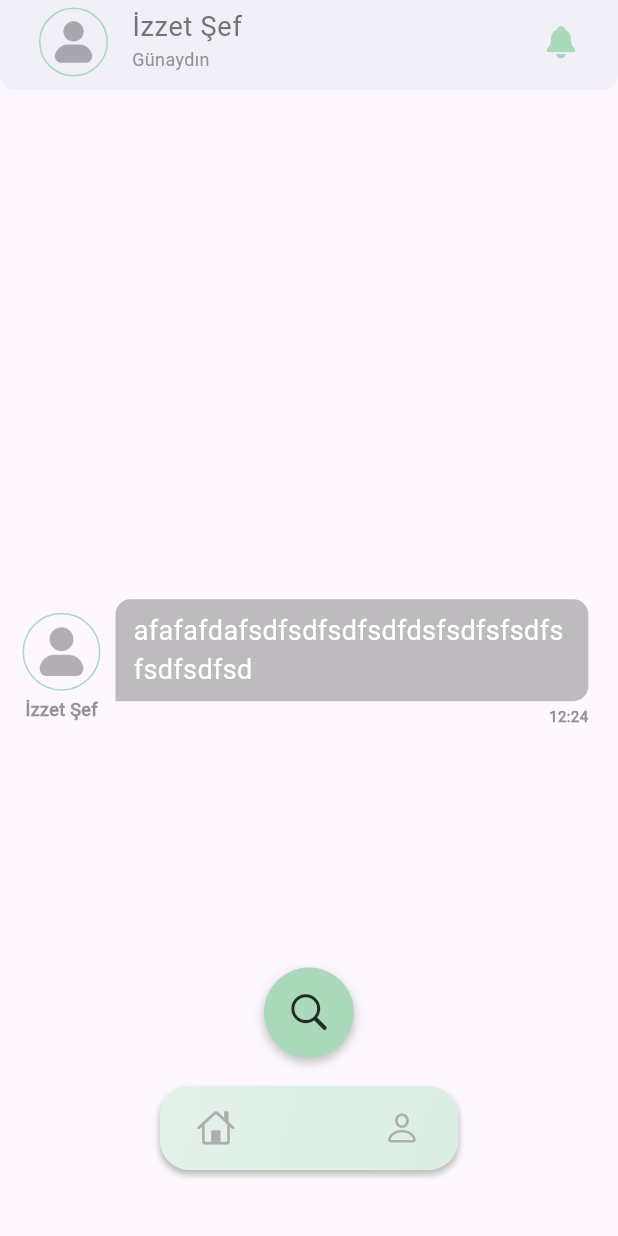
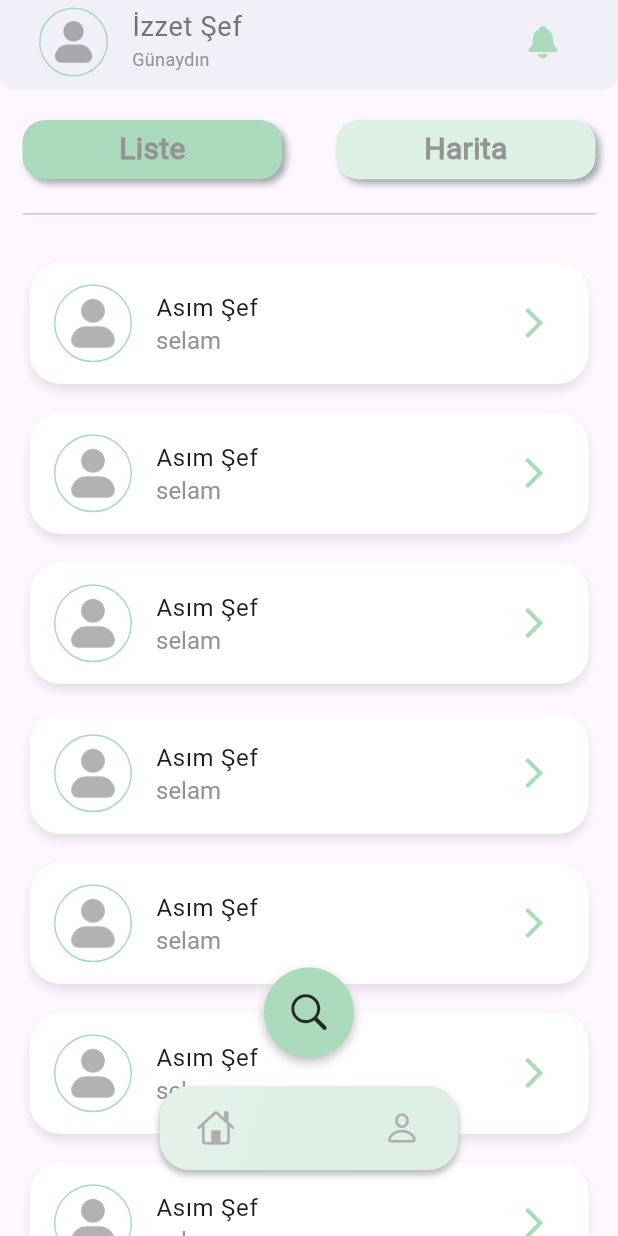
Before and after one commit to izzetJmy/locale_chat, a Flutter app: the screen it shows after launch, on a phone screen of 412 x 824 dp. Run offline on Flutter 3.47's test engine with Material 3 defaults, Android fonts, the light colour scheme and no system bars.

Commit message:
search page ve bildirimler sayfası oluşturuldu.

```diff
--- a/lib/comopnents/my_appbar.dart
+++ b/lib/comopnents/my_appbar.dart
@@ -13,13 +13,14 @@ class MyAppBar extends StatelessWidget implements PreferredSizeWidget {
       backgroundColor: Colors.white,
       leading: leading,
       title: title,
-      leadingWidth: 150,
       actions: actions,
       elevation: 4,
       shape: const RoundedRectangleBorder(
-          borderRadius: BorderRadius.only(
-              bottomLeft: Radius.circular(10),
-              bottomRight: Radius.circular(10))),
+        borderRadius: BorderRadius.only(
+          bottomLeft: Radius.circular(10),
+          bottomRight: Radius.circular(10),
+        ),
+      ),
     );
   }
 
--- a/lib/comopnents/my_button.dart
+++ b/lib/comopnents/my_button.dart
@@ -4,7 +4,8 @@ class MyButton extends StatelessWidget {
   final void Function() onPressed;
   final String buttonText;
   final TextStyle textStyle;
-  final Color buttonColor;
+  final Color? buttonColor;
+  final Gradient? buttonGradient;
   final double width;
   final double height;
   const MyButton({
@@ -15,18 +16,22 @@ class MyButton extends StatelessWidget {
     required this.onPressed,
     required this.buttonText,
     required this.textStyle,
+    this.buttonGradient,
   });
 
   @override
   Widget build(BuildContext context) {
     return InkWell(
       onTap: onPressed,
+      highlightColor: Colors.transparent,
+      splashColor: Colors.transparent,
       child: Container(
         alignment: Alignment.center,
         height: height,
         width: width,
         decoration: BoxDecoration(
           color: buttonColor,
+          gradient: buttonGradient,
           borderRadius: BorderRadius.circular(15),
           boxShadow: [
             BoxShadow(
--- a/lib/comopnents/my_profile_card.dart
+++ b/lib/comopnents/my_profile_card.dart
@@ -3,20 +3,22 @@ import 'package:locale_chat/constants/text_style.dart';
 
 class MyProfileCard extends StatelessWidget {
   final Widget leading;
-  final Widget tittleText;
+  final Widget? tittleText;
+  final TextStyle? profileCardTittleTextStyle;
   final Widget? subtittleText;
-  final Widget trailing;
+  final Widget? trailing;
   final double height;
   final void Function()? onTap;
 
   const MyProfileCard({
     super.key,
     required this.leading,
-    required this.tittleText,
+    this.tittleText,
     this.subtittleText,
-    required this.trailing,
+    this.trailing,
     required this.height,
     this.onTap,
+    this.profileCardTittleTextStyle,
   });
 
   @override
@@ -30,7 +32,7 @@ class MyProfileCard extends StatelessWidget {
         border: Border.all(width: 0, color: Colors.white),
         boxShadow: [
           BoxShadow(
-            blurRadius: 20,
+            blurRadius: 5,
             color: Colors.black.withOpacity(0.1),
             offset: const Offset(0, 4),
             spreadRadius: 0,
--- a/lib/constants/text_style.dart
+++ b/lib/constants/text_style.dart
@@ -46,7 +46,7 @@ TextStyle profileCardTittleTextStyle = const TextStyle(
   fontFamily: 'Roboto',
   fontSize: 20,
   fontWeight: FontWeight.w600,
-  color: Color(0xff939393),
+  color: Color.fromARGB(255, 149, 146, 146),
 );
 TextStyle profileCardSubTittleTextStyle = const TextStyle(
   fontFamily: 'Roboto',
@@ -66,3 +66,21 @@ TextStyle appBarSubTitleTextStyle = const TextStyle(
   fontWeight: FontWeight.w100,
   color: Color(0xff939393),
 );
+
+TextStyle homePageButtontitleTextStyle = const TextStyle(
+  fontFamily: 'Roboto',
+  fontSize: 20,
+  fontWeight: FontWeight.w600,
+  color: Color(0xff939393),
+);
+TextStyle homePageTitleTextStyle = const TextStyle(
+  fontFamily: 'Roboto',
+  fontSize: 20,
+  color: Color(0xff939393),
+);
+TextStyle homePageSubtitleTextStyle = const TextStyle(
+  fontFamily: 'Roboto',
+  fontSize: 20,
+  fontWeight: FontWeight.w600,
+  color: Color(0xff939393),
+);
--- /dev/null
+++ b/lib/helper/ui_helper.dart
@@ -0,0 +1,11 @@
+import 'package:flutter/material.dart';
+
+class UIHelper {
+  static double getDeviceHeight(BuildContext context) {
+    return MediaQuery.of(context).size.height;
+  }
+
+  static double getDeviceWith(BuildContext context) {
+    return MediaQuery.of(context).size.width;
+  }
+}
--- a/lib/pages/control_page.dart
+++ b/lib/pages/control_page.dart
@@ -9,6 +9,7 @@ import 'package:locale_chat/constants/colors.dart';
 import 'package:locale_chat/constants/text_style.dart';
 import 'package:locale_chat/model/nav_model.dart';
 import 'package:locale_chat/pages/home_page/home_page.dart';
+import 'package:locale_chat/pages/notification_pages/notification_page.dart';
 import 'package:locale_chat/pages/profile_page/profile_page.dart';
 import 'package:locale_chat/pages/search_page/search_page.dart';
 
@@ -64,7 +65,6 @@ class _ControlPageState extends State<ControlPage> {
             ? MyAppBar(
                 title: ListTile(
                   contentPadding: const EdgeInsets.all(10),
-                  titleAlignment: ListTileTitleAlignment.center,
                   leading: const ProfileInfo(
                     image_path: 'assets/images/user_avatar.png',
                     image_radius: 17,
@@ -77,9 +77,14 @@ class _ControlPageState extends State<ControlPage> {
                     'Günaydın',
                     style: appBarSubTitleTextStyle,
                   ),
-                  trailing: Icon(
-                    CupertinoIcons.bell_fill,
+                  trailing: IconButton(
                     color: backgroundColor,
+                    icon: Icon(CupertinoIcons.bell_fill),
+                    onPressed: () => Navigator.push(
+                        context,
+                        MaterialPageRoute(
+                          builder: (context) => const NotificationPage(),
+                        )),
                   ),
                 ),
               )
--- /dev/null
+++ b/lib/pages/notification_pages/notification_page.dart
@@ -0,0 +1,45 @@
+import 'package:flutter/cupertino.dart';
+import 'package:flutter/material.dart';
+import 'package:locale_chat/comopnents/my_appbar.dart';
+import 'package:locale_chat/comopnents/my_profile_card.dart';
+import 'package:locale_chat/constants/colors.dart';
+import 'package:locale_chat/constants/text_style.dart';
+
+class NotificationPage extends StatelessWidget {
+  const NotificationPage({super.key});
+
+  @override
+  Widget build(BuildContext context) {
+    return Scaffold(
+      appBar: MyAppBar(
+        leading: IconButton(
+          icon: const Icon(Icons.arrow_back_ios),
+          color: backgroundColor,
+          onPressed: () => Navigator.pop(context),
+        ),
+        title: Text('Ayarlar', style: homePageTitleTextStyle),
+      ),
+      body: Padding(
+        padding: const EdgeInsets.only(top: 20, left: 15, right: 15),
+        child: ListView.builder(
+          scrollDirection: Axis.vertical,
+          shrinkWrap: true,
+          itemCount: 5,
+          itemBuilder: (context, index) {
+            return Padding(
+              padding: const EdgeInsets.only(bottom: 20, left: 10, right: 10),
+              child: MyProfileCard(
+                  leading: Icon(
+                    CupertinoIcons.bell_fill,
+                    color: backgroundColor,
+                  ),
+                  tittleText: const Text('denemedenemdenemedenemedeneme'),
+                  profileCardTittleTextStyle: profileCardSubTittleTextStyle,
+                  height: 80),
+            );
+          },
+        ),
+      ),
+    );
+  }
+}
--- a/lib/pages/search_page/search_page.dart
+++ b/lib/pages/search_page/search_page.dart
@@ -1,24 +1,150 @@
+import 'package:flutter/cupertino.dart';
 import 'package:flutter/material.dart';
-import 'package:locale_chat/comopnents/chat_components/my_group_chat.dart';
+import 'package:locale_chat/comopnents/my_button.dart';
+import 'package:locale_chat/comopnents/my_profile_card.dart';
+import 'package:locale_chat/comopnents/profile_info.dart';
+import 'package:locale_chat/constants/colors.dart';
+import 'package:locale_chat/constants/text_style.dart';
+import 'package:locale_chat/helper/ui_helper.dart';
 
-class SearchPage extends StatelessWidget {
+class SearchPage extends StatefulWidget {
   const SearchPage({super.key});
 
   @override
+  State<SearchPage> createState() => _SearchPageState();
+}
+
+class _SearchPageState extends State<SearchPage> {
+  final listContainerNavKey = GlobalKey<NavigatorState>();
+  final mapContainerNavKey = GlobalKey<NavigatorState>();
+  List<Widget> screens = [];
+  @override
+  void initState() {
+    screens = [listScreen(), mapScreen()];
+    super.initState();
+  }
+
+  int selectedIndex = 0;
+  bool isEmpty = false;
+  @override
   Widget build(BuildContext context) {
-    return const Scaffold(
-      body: Center(
-        child: Padding(
-          padding: EdgeInsets.all(15.0),
-          child: MyGroupChat(
-            title: 'afafafdafsdfsdfsdfsdfdsfsdfsfsdfsfsdfsdfsd',
-            leftOrRight: false,
-            time: '12:24',
-            userImage: 'assets/images/user_avatar.png',
-            userName: 'İzzet Şef',
-          ),
+    return Scaffold(
+      body: Container(
+        padding: const EdgeInsets.only(top: 20, left: 15, right: 15),
+        child: Column(
+          children: [
+            Row(
+              mainAxisAlignment: MainAxisAlignment.center,
+              children: [
+                //List Button
+                MyButton(
+                    width: UIHelper.getDeviceWith(context) * 0.42,
+                    height: UIHelper.getDeviceHeight(context) * 0.048,
+                    buttonColor: selectedIndex == 0
+                        ? backgroundColor
+                        : const Color(0xffDDF0E4),
+                    onPressed: () {
+                      setState(() {
+                        selectedIndex = 0;
+                      });
+                    },
+                    buttonText: 'Liste',
+                    textStyle: homePageButtontitleTextStyle),
+                const Spacer(),
+                //Map Button
+                MyButton(
+                    width: UIHelper.getDeviceWith(context) * 0.42,
+                    height: UIHelper.getDeviceHeight(context) * 0.048,
+                    buttonColor: selectedIndex == 1
+                        ? backgroundColor
+                        : const Color(0xffDDF0E4),
+                    onPressed: () {
+                      setState(() {
+                        selectedIndex = 1;
+                      });
+                    },
+                    buttonText: 'Harita',
+                    textStyle: homePageButtontitleTextStyle)
+              ],
+            ),
+            const Padding(
+              padding: EdgeInsets.symmetric(vertical: 15),
+              child: Divider(
+                thickness: 1,
+                color: Color(0xffCBCBCB),
+              ),
+            ),
+            //Where the list and map were created
+            Expanded(
+              child: IndexedStack(
+                index: selectedIndex,
+                children: screens
+                    .map(
+                      (page) => Navigator(
+                        onGenerateInitialRoutes: (navigator, initialRoute) {
+                          return [
+                            MaterialPageRoute(builder: (context) => page),
+                          ];
+                        },
+                      ),
+                    )
+                    .toList(),
+              ),
+            ),
+          ],
         ),
       ),
     );
   }
+
+  Widget listScreen() {
+    return isEmpty
+        ? Padding(
+            padding: const EdgeInsets.only(bottom: 100),
+            child: Column(
+              mainAxisAlignment: MainAxisAlignment.center,
+              crossAxisAlignment: CrossAxisAlignment.center,
+              children: [
+                Text(
+                  'Yakınlardaki insanları bulmak için',
+                  style: homePageTitleTextStyle,
+                ),
+                Text(
+                  'Hemen arama yap!',
+                  style: homePageSubtitleTextStyle,
+                )
+              ],
+            ),
+          )
+        : ListView.builder(
+            scrollDirection: Axis.vertical,
+            shrinkWrap: true,
+            itemCount: 10,
+            itemBuilder: (context, index) {
+              return Padding(
+                padding:
+                    const EdgeInsets.symmetric(vertical: 10, horizontal: 5),
+                child: MyProfileCard(
+                    leading: const ProfileInfo(
+                        image_path: 'assets/images/user_avatar.png'),
+                    tittleText: Text('Asım Şef'),
+                    subtittleText: Text('selam'),
+                    trailing: Icon(
+                      Icons.arrow_forward_ios,
+                      color: backgroundColor,
+                    ),
+                    height: 80),
+              );
+            },
+          );
+  }
+
+  Container mapScreen() {
+    return Container(
+      color: Colors.yellow,
+      child: const Center(
+        child: Text('map'),
+      ),
+    );
+  }
 }
```
